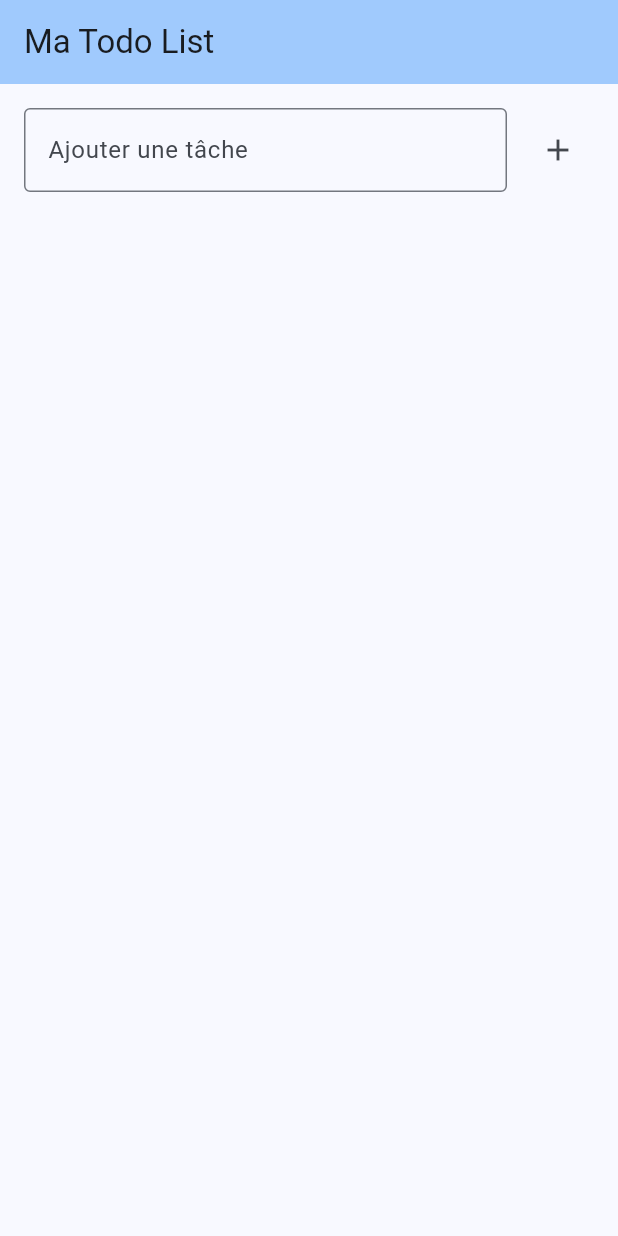
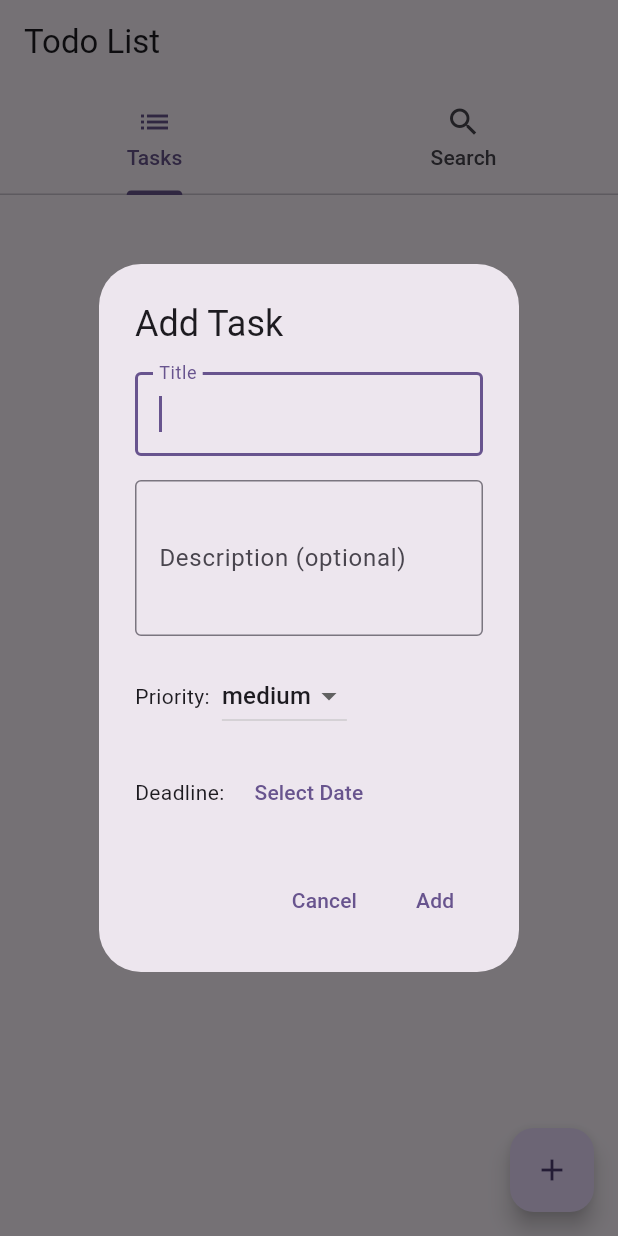
Before and after one commit to nffdev/todo, a Flutter app: the screen it shows after launch, after a tap on the "add" icon, on a phone screen of 412 x 824 dp. Run offline on Flutter 3.47's test engine with Material 3 defaults, Android fonts, the phone set to English and light mode, and no system bars.

Commit message:
added search bar & added a navbar

```diff
--- a/lib/main.dart
+++ b/lib/main.dart
@@ -13,14 +13,14 @@ class MyApp extends StatelessWidget {
   @override
   Widget build(BuildContext context) {
     return ChangeNotifierProvider(
-      create: (_) => TodoProvider(),
+      create: (context) => TodoProvider(),
       child: MaterialApp(
         title: 'Todo List',
         theme: ThemeData(
-          colorScheme: ColorScheme.fromSeed(seedColor: Colors.blue),
+          colorScheme: ColorScheme.fromSeed(seedColor: Colors.deepPurple),
           useMaterial3: true,
         ),
-        home: HomeScreen(title: 'Ma Todo List'),
+        home: const HomeScreen(),
       ),
     );
   }
--- a/lib/providers/todo_provider.dart
+++ b/lib/providers/todo_provider.dart
@@ -149,4 +149,24 @@ class TodoProvider with ChangeNotifier {
     _selectedTodo = todo;
     notifyListeners();
   }
+
+  List<Todo> searchTodos(String query) {
+    if (query.isEmpty) return [];
+
+    query = query.toLowerCase();
+    List<Todo> results = [];
+
+    void searchInTodoList(List<Todo> todos) {
+      for (var todo in todos) {
+        if (todo.title.toLowerCase().contains(query) ||
+            (todo.description?.toLowerCase().contains(query) ?? false)) {
+          results.add(todo);
+        }
+        searchInTodoList(todo.subtasks);
+      }
+    }
+
+    searchInTodoList(_todos);
+    return results;
+  }
 }
--- a/lib/screens/home_screen.dart
+++ b/lib/screens/home_screen.dart
@@ -2,96 +2,104 @@ import 'package:flutter/material.dart';
 import 'package:provider/provider.dart';
 import '../providers/todo_provider.dart';
 import '../widgets/todo_item.dart';
+import '../widgets/add_todo_dialog.dart';
+import 'search_screen.dart';
 
-class HomeScreen extends StatelessWidget {
-  final String title;
-  final _textController = TextEditingController();
+class HomeScreen extends StatefulWidget {
+  const HomeScreen({super.key});
 
-  HomeScreen({
-    super.key,
-    required this.title,
-  });
+  @override
+  State<HomeScreen> createState() => _HomeScreenState();
+}
+
+class _HomeScreenState extends State<HomeScreen> with SingleTickerProviderStateMixin {
+  late TabController _tabController;
+
+  @override
+  void initState() {
+    super.initState();
+    _tabController = TabController(length: 2, vsync: this);
+  }
+
+  @override
+  void dispose() {
+    _tabController.dispose();
+    super.dispose();
+  }
 
   @override
   Widget build(BuildContext context) {
     return Scaffold(
       appBar: AppBar(
-        backgroundColor: Theme.of(context).colorScheme.inversePrimary,
-        title: Text(title),
+        title: const Text('Todo List'),
+        bottom: TabBar(
+          controller: _tabController,
+          tabs: const [
+            Tab(
+              icon: Icon(Icons.list),
+              text: 'Tasks',
+            ),
+            Tab(
+              icon: Icon(Icons.search),
+              text: 'Search',
+            ),
+          ],
+        ),
       ),
-      body: Column(
+      body: TabBarView(
+        controller: _tabController,
         children: [
+          // Tasks tab
           Consumer<TodoProvider>(
             builder: (context, todoProvider, child) {
-              return Padding(
-                padding: const EdgeInsets.all(16.0),
-                child: Row(
-                  children: [
-                    Expanded(
-                      child: TextField(
-                        controller: _textController,
-                        decoration: InputDecoration(
-                          hintText: todoProvider.selectedTodo != null
-                              ? 'Ajouter une sous-tâche à "${todoProvider.selectedTodo!.title}"'
-                              : 'Ajouter une tâche',
-                          border: const OutlineInputBorder(),
-                          prefixIcon: todoProvider.selectedTodo != null
-                              ? IconButton(
-                                  icon: const Icon(Icons.arrow_back),
-                                  onPressed: () {
-                                    todoProvider.setSelectedTodo(null);
-                                  },
-                                )
-                              : null,
-                        ),
-                        onSubmitted: (value) {
-                          if (value.isNotEmpty) {
-                            todoProvider.addTodo(
-                              value,
-                              parent: todoProvider.selectedTodo,
-                            );
-                            _textController.clear();
-                          }
-                        },
-                      ),
-                    ),
-                    const SizedBox(width: 10),
-                    IconButton(
-                      icon: const Icon(Icons.add),
-                      onPressed: () {
-                        if (_textController.text.isNotEmpty) {
-                          todoProvider.addTodo(
-                            _textController.text,
-                            parent: todoProvider.selectedTodo,
-                          );
-                          _textController.clear();
-                        }
+              if (todoProvider.selectedTodo != null) {
+                // Show dialog for subtask
+                WidgetsBinding.instance.addPostFrameCallback((_) {
+                  showDialog(
+                    context: context,
+                    builder: (context) => AddTodoDialog(
+                      parent: todoProvider.selectedTodo,
+                      onClose: () {
+                        todoProvider.setSelectedTodo(null);
                       },
                     ),
-                  ],
-                ),
-              );
+                  ).then((_) => todoProvider.setSelectedTodo(null));
+                });
+              }
+
+              return todoProvider.todos.isEmpty
+                  ? const Center(
+                      child: Text('No tasks yet'),
+                    )
+                  : ListView.builder(
+                      itemCount: todoProvider.todos.length,
+                      itemBuilder: (context, index) {
+                        return TodoItem(
+                          todo: todoProvider.todos[index],
+                        );
+                      },
+                    );
             },
           ),
-          Expanded(
-            child: Consumer<TodoProvider>(
-              builder: (context, todoProvider, child) {
-                return ListView.builder(
-                  itemCount: todoProvider.todos.length,
-                  itemBuilder: (context, index) {
-                    return TodoItem(todo: todoProvider.todos[index]);
-                  },
-                );
-              },
-            ),
-          ),
+          // Search tab
+          const SearchScreen(),
         ],
+      ),
+      floatingActionButton: Consumer<TodoProvider>(
+        builder: (context, todoProvider, child) {
+          return FloatingActionButton(
+            onPressed: todoProvider.selectedTodo == null
+                ? () {
+                    showDialog(
+                      context: context,
+                      builder: (context) => const AddTodoDialog(),
+                    );
+                  }
+                : null,
+            child: const Icon(Icons.add),
+          );
+        },
       ),
     );
   }
-
-  @override
-  void dispose() {
-    _textController.dispose();
-  }
 }
--- /dev/null
+++ b/lib/widgets/add_todo_dialog.dart
@@ -0,0 +1,146 @@
+import 'package:flutter/material.dart';
+import 'package:provider/provider.dart';
+import '../models/todo.dart';
+import '../providers/todo_provider.dart';
+
+class AddTodoDialog extends StatefulWidget {
+  final Todo? parent;
+  final VoidCallback? onClose;
+
+  const AddTodoDialog({
+    super.key,
+    this.parent,
+    this.onClose,
+  });
+
+  @override
+  State<AddTodoDialog> createState() => _AddTodoDialogState();
+}
+
+class _AddTodoDialogState extends State<AddTodoDialog> {
+  final _titleController = TextEditingController();
+  final _descriptionController = TextEditingController();
+  DateTime? _deadline;
+  Priority _priority = Priority.medium;
+
+  @override
+  void dispose() {
+    _titleController.dispose();
+    _descriptionController.dispose();
+    super.dispose();
+  }
+
+  Future<void> _selectDate(BuildContext context) async {
+    final DateTime? picked = await showDatePicker(
+      context: context,
+      initialDate: DateTime.now(),
+      firstDate: DateTime.now(),
+      lastDate: DateTime(2100),
+    );
+    if (picked != null) {
+      setState(() {
+        _deadline = picked;
+      });
+    }
+  }
+
+  @override
+  Widget build(BuildContext context) {
+    return AlertDialog(
+      title: Text(widget.parent != null ? 'Add Subtask' : 'Add Task'),
+      content: SingleChildScrollView(
+        child: Column(
+          mainAxisSize: MainAxisSize.min,
+          children: [
+            TextField(
+              controller: _titleController,
+              decoration: const InputDecoration(
+                labelText: 'Title',
+                border: OutlineInputBorder(),
+              ),
+              autofocus: true,
+            ),
+            const SizedBox(height: 16),
+            TextField(
+              controller: _descriptionController,
+              decoration: const InputDecoration(
+                labelText: 'Description (optional)',
+                border: OutlineInputBorder(),
+              ),
+              maxLines: 3,
+            ),
+            const SizedBox(height: 16),
+            Row(
+              children: [
+                const Text('Priority:'),
+                const SizedBox(width: 8),
+                DropdownButton<Priority>(
+                  value: _priority,
+                  onChanged: (Priority? newValue) {
+                    if (newValue != null) {
+                      setState(() {
+                        _priority = newValue;
+                      });
+                    }
+                  },
+                  items: Priority.values.map<DropdownMenuItem<Priority>>((Priority priority) {
+                    return DropdownMenuItem<Priority>(
+                      value: priority,
+                      child: Text(priority.toString().split('.').last),
+                    );
+                  }).toList(),
+                ),
+              ],
+            ),
+            const SizedBox(height: 16),
+            Row(
+              children: [
+                const Text('Deadline:'),
+                const SizedBox(width: 8),
+                TextButton(
+                  onPressed: () => _selectDate(context),
+                  child: Text(
+                    _deadline == null
+                        ? 'Select Date'
+                        : '${_deadline!.day}/${_deadline!.month}/${_deadline!.year}',
+                  ),
+                ),
+                if (_deadline != null)
+                  IconButton(
+                    icon: const Icon(Icons.clear),
+                    onPressed: () {
+                      setState(() {
+                        _deadline = null;
+                      });
+                    },
+                  ),
+              ],
+            ),
+          ],
+        ),
+      ),
+      actions: [
+        TextButton(
+          onPressed: () {
+            Navigator.of(context).pop();
+            widget.onClose?.call();
+          },
+          child: const Text('Cancel'),
+        ),
+        TextButton(
+          onPressed: () {
+            if (_titleController.text.isNotEmpty) {
+              context.read<TodoProvider>().addTodo(
+                    _titleController.text,
+                    parent: widget.parent,
+                  );
+              Navigator.of(context).pop();
+              widget.onClose?.call();
+            }
+          },
+          child: const Text('Add'),
+        ),
+      ],
+    );
+  }
+}
```
Also changed, not shown: lib/screens/search_screen.dart (added, +93 -0 lines).
